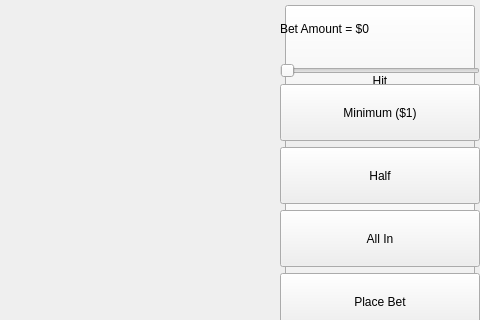
First picture: the form in CardCounter/mainwindow.ui, repository CalebStandfield/full-blackjack-game-engine-with-UI, before the edit; both pictures show x 920 to 1400 and y 0 to 320 of the 1400 by 800 pixel window.
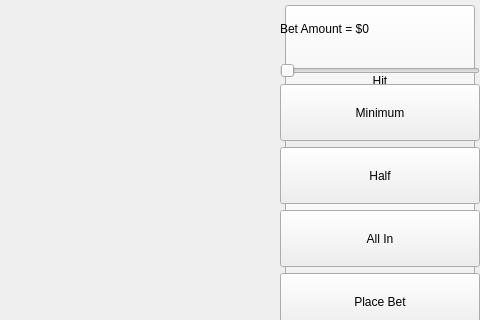
Second picture: the form after the edit.

Commit message: added method for playercardcontainerat

The edit to the form file:
```diff
--- a/CardCounter/mainwindow.ui
+++ b/CardCounter/mainwindow.ui
@@ -701,7 +701,7 @@
           </sizepolicy>
          </property>
          <property name="text">
-          <string>Minimum ($1)</string>
+          <string>Minimum</string>
          </property>
         </widget>
        </item>
```
The commit also changes 1 other file.
